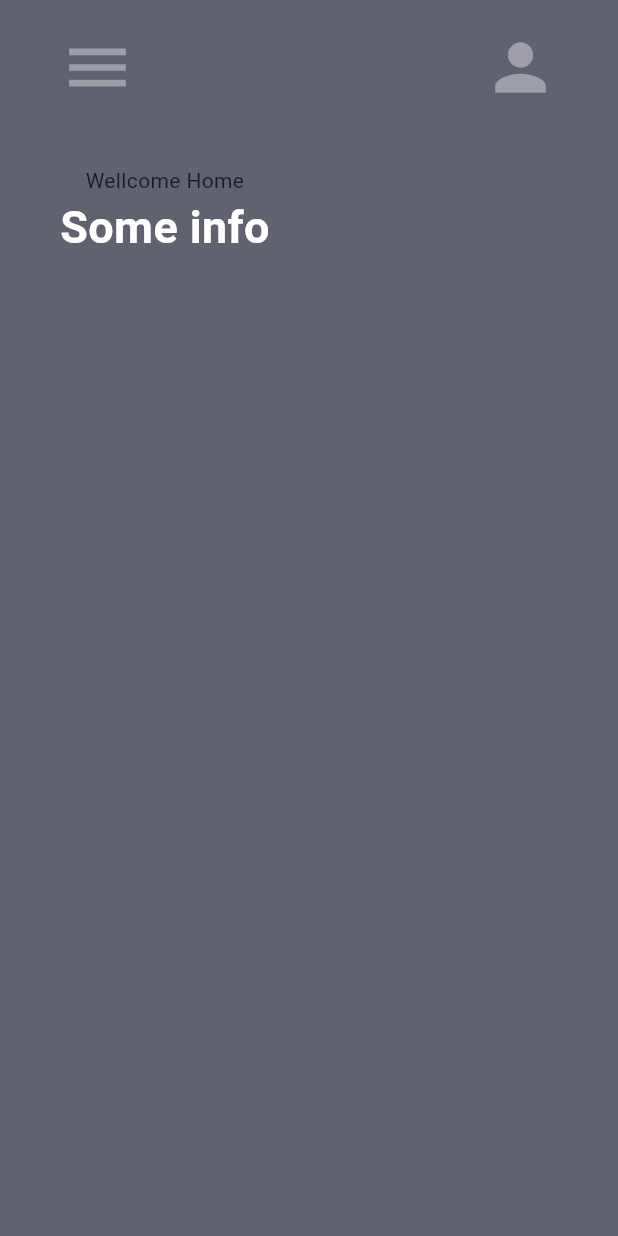
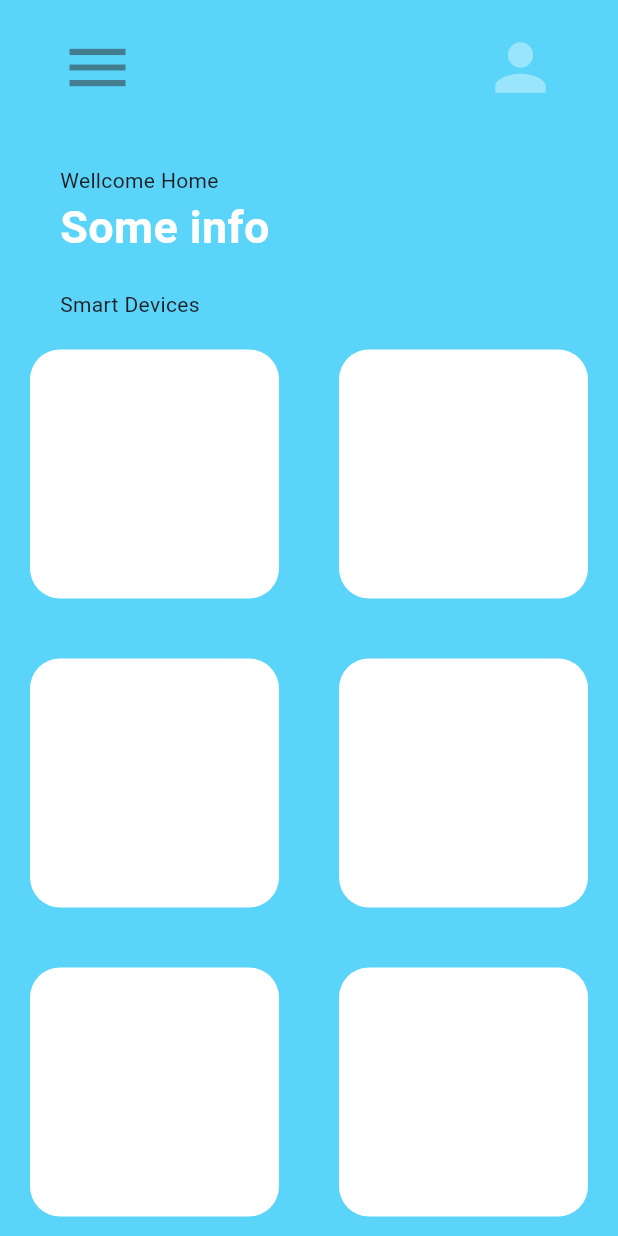
Before and after one commit to Miklos-design/Project-Home-Automation, a Flutter app: the screen it shows after launch, on a phone screen of 412 x 824 dp. Run offline on Flutter 3.47's test engine with Material 3 defaults, Android fonts, the phone set to English and light mode, and no system bars; our stand-ins replace google_fonts.

Commit message:
UI wip plus minor changes to the structure, want to separate the colours to make it more readable

```diff
--- a/homesense/lib/pages/home_page.dart
+++ b/homesense/lib/pages/home_page.dart
@@ -1,4 +1,6 @@
 import 'package:flutter/material.dart';
+import 'package:flutter/rendering.dart';
+import '../utils/colors.dart';
 
 class HomePage extends StatefulWidget {
   const HomePage({Key? key}) : super(key: key);
@@ -8,10 +10,18 @@ class HomePage extends StatefulWidget {
 }
 
 class _HomePageState extends State<HomePage> {
+  List _MySmartDevices = [
+    ["Living Room", "assets/living_room.png", true],
+    ["Bed Room", "assets/bed_room.png", true],
+    ["Shed", "assets/kitchen.png", true],
+    ["Lounge", "assets/bathroom.png", true],
+    ["Garage", "assets/garage.png", true],
+    ["Blinds", "assets/garden.png", true],
+  ];
   @override
   Widget build(BuildContext context) {
     return Scaffold(
-      backgroundColor: Color.fromARGB(255, 96, 98, 111),
+      backgroundColor: Color.fromARGB(255, 90, 212, 249),
       body: SafeArea(
         child: Column(
           crossAxisAlignment: CrossAxisAlignment.start,
@@ -25,7 +35,7 @@ class _HomePageState extends State<HomePage> {
                   Icon(
                     Icons.menu,
                     size: 50,
-                    color: Colors.white38,
+                    color: Color.fromARGB(129, 42, 42, 42),
                   ),
                   Icon(
                     Icons.person,
@@ -41,18 +51,37 @@ class _HomePageState extends State<HomePage> {
             Padding(
               padding: const EdgeInsets.symmetric(horizontal: 40.0),
               child: Column(
+                crossAxisAlignment: CrossAxisAlignment.start,
                 children: [
                   Text("Wellcome Home"),
                   Text(
                     "Some info",
                     style: TextStyle(
-                        color: Colors.white,
+                        color: Color.fromARGB(255, 255, 255, 255),
                         fontSize: 30,
                         fontWeight: FontWeight.bold),
                   )
                 ],
               ),
-            )
+            ),
+            const SizedBox(height: 20),
+            Padding(
+              padding: const EdgeInsets.symmetric(horizontal: 40.0),
+              child: Text("Smart Devices"),
+            ),
+            Expanded(
+                child: GridView.builder(
+                    gridDelegate:
+                        const SliverGridDelegateWithFixedCrossAxisCount(
+                            crossAxisCount: 2),
+                    itemBuilder: (context, index) {
+                      return Container(
+                        margin: const EdgeInsets.all(20),
+                        decoration: BoxDecoration(
+                            color: Colors.white,
+                            borderRadius: BorderRadius.circular(20)),
+                      );
+                    }))
           ],
         ),
       ),
--- /dev/null
+++ b/homesense/lib/utils/colors.dart
@@ -0,0 +1 @@
+// TODO Implement this library.
--- a/homesense/pubspec.yaml
+++ b/homesense/pubspec.yaml
@@ -31,6 +31,7 @@ dependencies:
   flutter:
     sdk: flutter
   cupertino_icons: ^1.0.6
+  google_fonts: ^6.2.1
 
 dev_dependencies:
   flutter_test:
```
Also changed, not shown: homesense/lib/utils/blocks.dart (added, +73 -0 lines), 7 other files.
